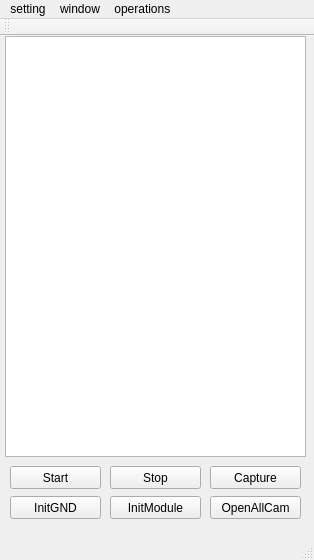
This is src/formCameraWindow/formcamwindow.ui in guanglun/GLMocap as Qt 5 draws it before an edit. The edited form follows.
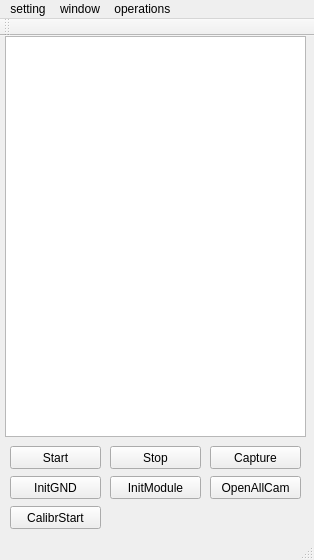
This is the edited form.

```diff
--- a/src/formCameraWindow/formcamwindow.ui
+++ b/src/formCameraWindow/formcamwindow.ui
@@ -32,7 +32,7 @@
       <x>5</x>
       <y>0</y>
       <width>301</width>
-      <height>421</height>
+      <height>401</height>
      </rect>
     </property>
    </widget>
@@ -40,7 +40,7 @@
     <property name="geometry">
      <rect>
       <x>10</x>
-      <y>430</y>
+      <y>410</y>
       <width>91</width>
       <height>23</height>
      </rect>
@@ -53,7 +53,7 @@
     <property name="geometry">
      <rect>
       <x>110</x>
-      <y>430</y>
+      <y>410</y>
       <width>91</width>
       <height>23</height>
      </rect>
@@ -66,7 +66,7 @@
     <property name="geometry">
      <rect>
       <x>210</x>
-      <y>430</y>
+      <y>410</y>
       <width>91</width>
       <height>23</height>
      </rect>
@@ -79,7 +79,7 @@
     <property name="geometry">
      <rect>
       <x>110</x>
-      <y>460</y>
+      <y>440</y>
       <width>91</width>
       <height>23</height>
      </rect>
@@ -92,7 +92,7 @@
     <property name="geometry">
      <rect>
       <x>210</x>
-      <y>460</y>
+      <y>440</y>
       <width>91</width>
       <height>23</height>
      </rect>
@@ -105,7 +105,7 @@
     <property name="geometry">
      <rect>
       <x>10</x>
-      <y>460</y>
+      <y>440</y>
       <width>91</width>
       <height>23</height>
      </rect>
@@ -114,6 +114,19 @@
      <string>InitGND</string>
     </property>
    </widget>
+   <widget class="QPushButton" name="pb_calibr">
+    <property name="geometry">
+     <rect>
+      <x>10</x>
+      <y>470</y>
+      <width>91</width>
+      <height>23</height>
+     </rect>
+    </property>
+    <property name="text">
+     <string>CalibrStart</string>
+    </property>
+   </widget>
   </widget>
   <widget class="QMenuBar" name="menuBar">
    <property name="geometry">
```
Left out of the diff: 2 changed lines with no effect on the pictures.
